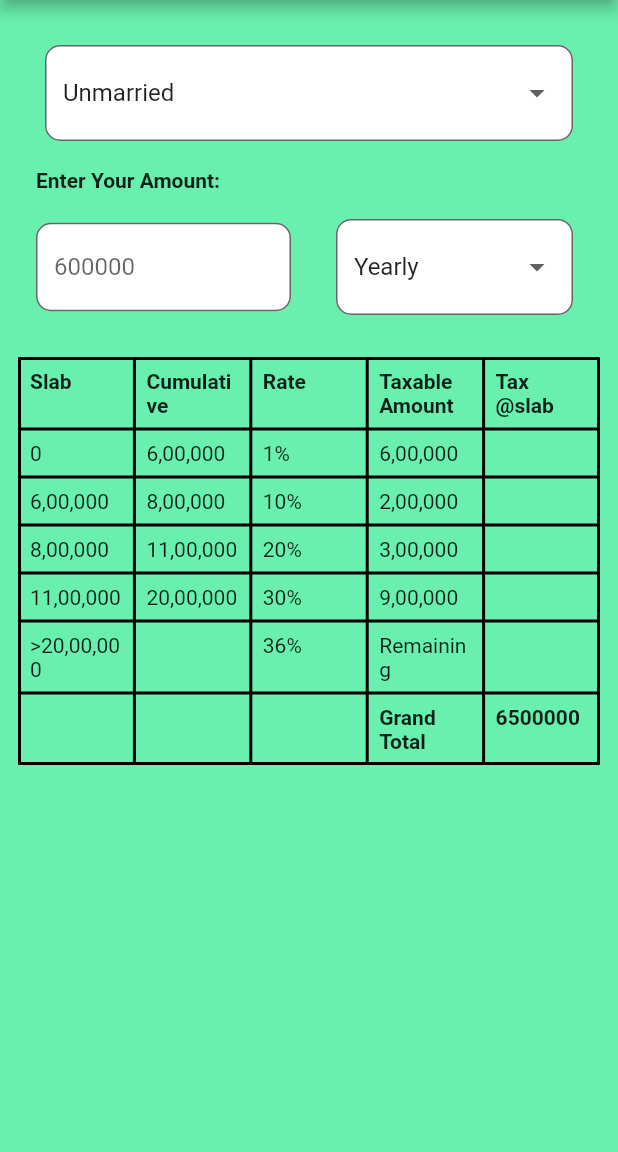
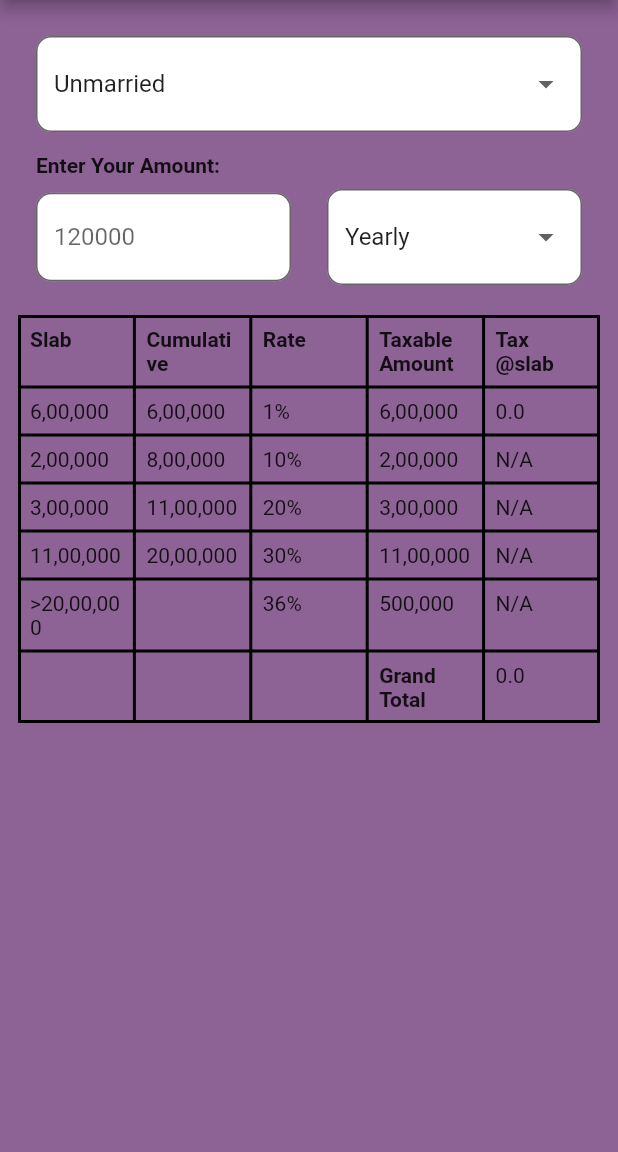
Before and after one commit to SamanKC/IncomeTaxCalculatorNepal, a Flutter app: the screen it shows after launch, on a phone screen of 412 x 824 dp, the part 84-1236 px from its top. Run offline on Flutter 3.47's test engine with Material 2 defaults, Android fonts, the light colour scheme and no system bars.

Commit message:
Home page completed

```diff
--- a/lib/main.dart
+++ b/lib/main.dart
@@ -6,10 +6,11 @@ import 'package:incometaxcalculatornepal/utils/config.dart';
 
 void main() {
   runApp(MaterialApp(
+    debugShowCheckedModeBanner: false,
     theme: ThemeData(
         primarySwatch: Colors.indigo,
-        scaffoldBackgroundColor: Colors.greenAccent),
-    home: SplashScreen(),
+        scaffoldBackgroundColor: const Color.fromARGB(255, 141, 98, 149)),
+    home: const SplashScreen(),
   ));
 }
 
--- a/lib/screens/home_screen.dart
+++ b/lib/screens/home_screen.dart
@@ -1,5 +1,7 @@
 import 'package:flutter/material.dart';
+import 'package:incometaxcalculatornepal/controller/function.dart';
 import 'package:incometaxcalculatornepal/utils/config.dart';
+// import 'package:pie_chart/pie_chart.dart';
 
 class HomePage extends StatefulWidget {
   const HomePage({super.key});
@@ -9,11 +11,21 @@ class HomePage extends StatefulWidget {
 }
 
 class _HomePageState extends State<HomePage> {
+  TextEditingController amountController = TextEditingController();
+  double amount = 0;
+  List taxSlab = [];
   String dropDownValue = "Unmarried";
   var options = ["Unmarried", "Married"];
 
   String defaultDate = "Yearly";
   var date = ["Yearly", "Monthly"];
+
+  Map<String, double> dataMap = {
+    "Flutter": 5,
+    "React": 3,
+    "Xamarin": 2,
+    "Ionic": 2,
+  };
 
   bool name = false;
 
@@ -24,15 +36,13 @@ class _HomePageState extends State<HomePage> {
       builder: (ctx) => AlertDialog(
         scrollable: true,
         title: Text(title),
-        content: Container(
-          child: Column(
+        content: Column(
           crossAxisAlignment: CrossAxisAlignment.start,
           children: [
             Text(
               body,
             ),
           ],
-          ),
         ),
         actions: [
           TextButton(
@@ -64,7 +74,7 @@ class _HomePageState extends State<HomePage> {
                 _showDialog(
                     context, "About App", "This App is Developed By Students");
               },
-              icon: Icon(Icons.info))
+              icon: const Icon(Icons.info))
         ],
       ),
       body: Padding(
@@ -74,7 +84,7 @@ class _HomePageState extends State<HomePage> {
             children: [
               //Dropdown menu for unmarried and married
               Padding(
-                padding: const EdgeInsets.all(18.0),
+                padding: const EdgeInsets.all(12.0),
                 child: DropdownButtonFormField(
                   decoration: InputDecoration(
                       border: OutlineInputBorder(
@@ -102,7 +112,9 @@ class _HomePageState extends State<HomePage> {
                   },
                 ),
               ),
-
+              const SizedBox(
+                height: 2,
+              ),
               //Amount Text
               Container(
                   alignment: Alignment.bottomLeft,
@@ -117,21 +129,40 @@ class _HomePageState extends State<HomePage> {
                 children: [
                   Expanded(
                     child: Padding(
-                      padding: const EdgeInsets.all(12.0),
-                      child: TextField(
+                      padding:
+                          const EdgeInsets.only(top: 8.0, right: 12, left: 12),
+                      child: TextFormField(
+                          controller: amountController,
                           decoration: InputDecoration(
-                            hintText: "600000",
+                              hintText: "120000",
                               border: OutlineInputBorder(
                                 borderRadius: BorderRadius.circular(10),
                               ),
                               filled: true,
                               fillColor: Colors.white),
-                      ),
+                          keyboardType: TextInputType.number,
+                          onChanged: (val) {
+                            setState(() {
+                              // if value contain non numeric value then clear it and make it 0
+                              if (double.tryParse(val) == null) {
+                                amountController.clear();
+                                amount = 0;
+                                return;
+                              }
+
+                              if (val.isEmpty) {
+                                amount = 0;
+                              } else {
+                                amount = double.parse(val);
+                              }
+                            });
+                          }),
                     ),
                   ),
                   Expanded(
                     child: Padding(
-                      padding: const EdgeInsets.all(18.0),
+                      padding:
+                          const EdgeInsets.only(top: 8.0, right: 12, left: 12),
                       child: DropdownButtonFormField(
                         decoration: InputDecoration(
                             border: OutlineInputBorder(
@@ -148,6 +179,10 @@ class _HomePageState extends State<HomePage> {
                         }).toList(),
                         onChanged: (String? newValue) {
                           defaultDate = newValue!;
+                          if (defaultDate == "Monthly") {
+                            amount = amount * 12;
+                          }
+                          setState(() {});
                         },
                       ),
                     ),
@@ -156,9 +191,57 @@ class _HomePageState extends State<HomePage> {
               ),
 
               const SizedBox(
+                height: 20,
+              ),
+
+              //Table
+              name ? unmarriedTable(amount) : marriedTable(amount),
+
+              //Effective Tax Rate
+              const SizedBox(
                 height: 10,
               ),
-              name ? unmarriedTable() : marriedTable(),
+              amount != 0
+                  ? Text(
+                      "Effective tax rate: ${((taxCalculateIndividual(amount).reduce((a, b) => a + b)) * 100 / amount).toStringAsFixed(2)}%",
+                      style: const TextStyle(
+                          fontWeight: FontWeight.bold, fontSize: 20),
+                    )
+                  : const Text(""),
+
+              //Amount In Hand
+              amount != 0
+                  ? Text(
+                      "Amount In Hand: ${amount - ((taxCalculateIndividual(amount).reduce((a, b) => a + b)))}",
+                      style: const TextStyle(
+                          fontWeight: FontWeight.bold, fontSize: 20),
+                    )
+                  : const Text(""),
+
+              // PieChart(
+              //   chartRadius: 300,
+              //   dataMap: dataMap,
+              //   animationDuration: const Duration(milliseconds: 1000),
+              //   chartLegendSpacing: 32,
+              //   initialAngleInDegree: 0,
+              //   chartType: ChartType.disc,
+              //   ringStrokeWidth: 32,
+              //   legendOptions: const LegendOptions(
+              //     showLegendsInRow: false,
+              //     legendPosition: LegendPosition.right,
+              //     showLegends: true,
+              //     legendTextStyle: TextStyle(
+              //       fontWeight: FontWeight.bold,
+              //     ),
+              //   ),
+              //   chartValuesOptions: const ChartValuesOptions(
+              //     showChartValueBackground: true,
+              //     showChartValues: true,
+              //     showChartValuesInPercentage: false,
+              //     showChartValuesOutside: false,
+              //     decimalPlaces: 1,
+              //   ),
+              // )
             ],
           ),
         ),
@@ -167,15 +250,15 @@ class _HomePageState extends State<HomePage> {
   }
 }
 
-Widget unmarriedTable() {
+Widget unmarriedTable(amount) {
   return //For Individual
       Table(
     border: TableBorder.all(
       width: 2,
     ),
-    children: const [
+    children: [
       //1st Row title
-      TableRow(
+      const TableRow(
         children: [
           Padding(
             padding: EdgeInsets.all(8.0),
@@ -218,51 +301,58 @@ Widget unmarriedTable() {
       //2nd Row 0-5lakhs
       TableRow(
         children: [
-          Padding(
-            padding: EdgeInsets.all(8.0),
-            child: Text("0"),
-          ),
-          Padding(
+          const Padding(
             padding: EdgeInsets.all(8.0),
             child: Text("5,00,000"),
           ),
-          Padding(
+          const Padding(
+            padding: EdgeInsets.all(8.0),
+            child: Text("5,00,000"),
+          ),
+          const Padding(
             padding: EdgeInsets.all(8.0),
             child: Text("1%"),
           ),
           Padding(
-            padding: EdgeInsets.all(8.0),
-            child: Text("5,00,000"),
+            padding: const EdgeInsets.all(8.0),
+            child: amount > 500000
+                ? const Text("500,000")
+                : Text(amount.toString()),
           ),
           Padding(
-            padding: EdgeInsets.all(8.0),
-            child: Text(""),
-          ),
+              padding: const EdgeInsets.all(8.0),
+              child: Text(taxCalculateIndividual(amount).isNotEmpty
+                  ? taxCalculateIndividual(amount)[0].toStringAsFixed(2)
+                  : "N/A")),
         ],
       ),
 
       //3rd row 5-7lakhs
       TableRow(
         children: [
-          Padding(
+          const Padding(
             padding: EdgeInsets.all(8.0),
-            child: Text("5,00,000"),
+            child: Text("2,00,000"),
           ),
-          Padding(
+          const Padding(
             padding: EdgeInsets.all(8.0),
             child: Text("7,00,000"),
           ),
-          Padding(
+          const Padding(
             padding: EdgeInsets.all(8.0),
             child: Text("10%"),
           ),
           Padding(
-            padding: EdgeInsets.all(8.0),
-            child: Text("2,00,000"),
+            padding: const EdgeInsets.all(8.0),
+            child: amount > 700000
+                ? const Text("200,000")
+                : Text((amount - 500000).toString()),
           ),
           Padding(
-            padding: EdgeInsets.all(8.0),
-            child: Text(""),
+            padding: const EdgeInsets.all(8.0),
+            child: Text(taxCalculateIndividual(amount).length > 1
+                ? taxCalculateIndividual(amount)[1].toString()
+                : "N/A"),
           ),
         ],
       ),
@@ -270,50 +360,58 @@ Widget unmarriedTable() {
       //4th row 7-10lakhs
       TableRow(
         children: [
-          Padding(
+          const Padding(
             padding: EdgeInsets.all(8.0),
-            child: Text("7,00,000"),
+            child: Text("3,00,000"),
           ),
-          Padding(
+          const Padding(
             padding: EdgeInsets.all(8.0),
             child: Text("10,00,000"),
           ),
-          Padding(
+          const Padding(
             padding: EdgeInsets.all(8.0),
             child: Text("20%"),
           ),
           Padding(
-            padding: EdgeInsets.all(8.0),
-            child: Text("3,00,000"),
+            padding: const EdgeInsets.all(8.0),
+            child: amount > 1000000
+                ? const Text("300,000")
+                : Text((amount - 700000).toString()),
           ),
           Padding(
-            padding: EdgeInsets.all(8.0),
-            child: Text(""),
+            padding: const EdgeInsets.all(8.0),
+            child: Text(taxCalculateIndividual(amount).length > 2
+                ? taxCalculateIndividual(amount)[2].toString()
+                : "N/A"),
           ),
         ],
       ),
       //5th row 10-20 lakhs
       TableRow(
         children: [
-          Padding(
+          const Padding(
             padding: EdgeInsets.all(8.0),
             child: Text("10,00,000"),
           ),
-          Padding(
+          const Padding(
             padding: EdgeInsets.all(8.0),
             child: Text("20,00,000"),
           ),
-          Padding(
+          const Padding(
             padding: EdgeInsets.all(8.0),
             child: Text("30%"),
           ),
           Padding(
-            padding: EdgeInsets.all(8.0),
-            child: Text("10,00,000"),
+            padding: const EdgeInsets.all(8.0),
+            child: amount > 2000000
+                ? const Text("1,000,000")
+                : Text((amount - 1000000).toString()),
           ),
           Padding(
-            padding: EdgeInsets.all(8.0),
-            child: Text(""),
+            padding: const EdgeInsets.all(8.0),
+            child: Text(taxCalculateIndividual(amount).length > 3
+                ? taxCalculateIndividual(amount)[3].toString()
+                : "N/A"),
           ),
         ],
       ),
@@ -321,25 +419,29 @@ Widget unmarriedTable() {
       //6th row more than 20lakhs
       TableRow(
         children: [
-          Padding(
+          const Padding(
             padding: EdgeInsets.all(8.0),
             child: Text(">20,00,000"),
           ),
-          Padding(
+          const Padding(
             padding: EdgeInsets.all(8.0),
             child: Text(""),
           ),
-          Padding(
+          const Padding(
             padding: EdgeInsets.all(8.0),
             child: Text("36%"),
           ),
           Padding(
-            padding: EdgeInsets.all(8.0),
-            child: Text("Remaining"),
+            padding: const EdgeInsets.all(8.0),
+            child: amount > 2000000
+                ? Text((amount - 2000000).toString())
+                : const Text(""),
           ),
           Padding(
-            padding: EdgeInsets.all(8.0),
-            child: Text(""),
+            padding: const EdgeInsets.all(8.0),
+            child: Text(taxCalculateIndividual(amount).length > 4
+                ? taxCalculateIndividual(amount)[4].toString()
+                : "N/A"),
           ),
         ],
       ),
@@ -348,19 +450,19 @@ Widget unmarriedTable() {
 
       TableRow(
         children: [
-          Padding(
+          const Padding(
             padding: EdgeInsets.all(8.0),
             child: Text(""),
           ),
-          Padding(
+          const Padding(
             padding: EdgeInsets.all(8.0),
             child: Text(""),
           ),
-          Padding(
+          const Padding(
             padding: EdgeInsets.all(8.0),
             child: Text(""),
           ),
-          Padding(
+          const Padding(
             padding: EdgeInsets.all(8.0),
             child: Text(
               "Grand Total",
@@ -368,11 +470,9 @@ Widget unmarriedTable() {
             ),
           ),
           Padding(
-            padding: EdgeInsets.all(8.0),
-            child: Text(
-              "6500000",
-              style: TextStyle(fontWeight: FontWeight.bold),
-            ),
+            padding: const EdgeInsets.all(8.0),
+            child: Text((taxCalculateIndividual(amount).reduce((a, b) => a + b))
+                .toString()),
           ),
         ],
       ),
@@ -380,14 +480,14 @@ Widget unmarriedTable() {
   );
 }
 
-Widget marriedTable() {
+Widget marriedTable(amount) {
   return Table(
     border: TableBorder.all(
       width: 2,
     ),
-    children: const [
+    children: [
       //1st Row for title
-      TableRow(
+      const TableRow(
         children: [
           Padding(
             padding: EdgeInsets.all(8.0),
@@ -430,25 +530,27 @@ Widget marriedTable() {
       //2nd Row 0-6lakhs
       TableRow(
         children: [
-          Padding(
+          const Padding(
             padding: EdgeInsets.all(8.0),
-            child: Text("0"),
+            child: Text("6,00,000"),
           ),
-          Padding(
+          const Padding(
+            padding: EdgeInsets.all(8.0),
+            child: Text("6,00,000"),
+          ),
+          const Padding(
+            padding: EdgeInsets.all(8.0),
+            child: Text("1%"),
+          ),
+          const Padding(
             padding: EdgeInsets.all(8.0),
             child: Text("6,00,000"),
           ),
           Padding(
-            padding: EdgeInsets.all(8.0),
-            child: Text("1%"),
-          ),
-          Padding(
-            padding: EdgeInsets.all(8.0),
-            child: Text("6,00,000"),
-          ),
-          Padding(
-            padding: EdgeInsets.all(8.0),
-            child: Text(""),
+            padding: const EdgeInsets.all(8.0),
+            child: Text(taxCalculateIndividual(amount).isNotEmpty
+                ? taxCalculateIndividual(amount)[0].toString()
+                : "N/A"),
           ),
         ],
       ),
@@ -456,25 +558,27 @@ Widget marriedTable() {
       //3rd row 6-8lakhs
       TableRow(
         children: [
-          Padding(
+          const Padding(
             padding: EdgeInsets.all(8.0),
-            child: Text("6,00,000"),
+            child: Text("2,00,000"),
           ),
-          Padding(
+          const Padding(
             padding: EdgeInsets.all(8.0),
             child: Text("8,00,000"),
           ),
-          Padding(
+          const Padding(
             padding: EdgeInsets.all(8.0),
             child: Text("10%"),
           ),
-          Padding(
+          const Padding(
             padding: EdgeInsets.all(8.0),
             child: Text("2,00,000"),
           ),
           Padding(
-            padding: EdgeInsets.all(8.0),
-            child: Text(""),
+            padding: const EdgeInsets.all(8.0),
+            child: Text(taxCalculateIndividual(amount).length > 1
+                ? taxCalculateIndividual(amount)[1].toString()
+                : "N/A"),
           ),
         ],
       ),
@@ -482,50 +586,54 @@ Widget marriedTable() {
       //4th row 8-11 lakhs
       TableRow(
         children: [
-          Padding(
+          const Padding(
             padding: EdgeInsets.all(8.0),
-            child: Text("8,00,000"),
+            child: Text("3,00,000"),
           ),
-          Padding(
+          const Padding(
             padding: EdgeInsets.all(8.0),
             child: Text("11,00,000"),
           ),
-          Padding(
+          const Padding(
             padding: EdgeInsets.all(8.0),
             child: Text("20%"),
           ),
-          Padding(
+          const Padding(
             padding: EdgeInsets.all(8.0),
             child: Text("3,00,000"),
           ),
           Padding(
-            padding: EdgeInsets.all(8.0),
-            child: Text(""),
+            padding: const EdgeInsets.all(8.0),
+            child: Text(taxCalculateIndividual(amount).length > 2
+                ? taxCalculateIndividual(amount)[2].toString()
+                : "N/A"),
           ),
         ],
       ),
       //5th row 11-20 lakhs
       TableRow(
         children: [
-          Padding(
+          const Padding(
+            padding: EdgeInsets.all(8.0),
+            child: Text("11,00,000"),
+          ),
+          const Padding(
+            padding: EdgeInsets.all(8.0),
+            child: Text("20,00,000"),
+          ),
+          const Padding(
+            padding: EdgeInsets.all(8.0),
+            child: Text("30%"),
+          ),
+          const Padding(
             padding: EdgeInsets.all(8.0),
             child: Text("11,00,000"),
           ),
           Padding(
-            padding: EdgeInsets.all(8.0),
-            child: Text("20,00,000"),
-          ),
-          Padding(
-            padding: EdgeInsets.all(8.0),
-            child: Text("30%"),
-          ),
-          Padding(
-            padding: EdgeInsets.all(8.0),
-            child: Text("9,00,000"),
-          ),
-          Padding(
-            padding: EdgeInsets.all(8.0),
-            child: Text(""),
+            padding: const EdgeInsets.all(8.0),
+            child: Text(taxCalculateIndividual(amount).length > 3
+                ? taxCalculateIndividual(amount)[3].toString()
+                : "N/A"),
           ),
         ],
       ),
@@ -533,25 +641,27 @@ Widget marriedTable() {
       //6th row more than 20lakhs
       TableRow(
         children: [
-          Padding(
+          const Padding(
             padding: EdgeInsets.all(8.0),
             child: Text(">20,00,000"),
           ),
-          Padding(
+          const Padding(
             padding: EdgeInsets.all(8.0),
             child: Text(""),
           ),
-          Padding(
+          const Padding(
             padding: EdgeInsets.all(8.0),
             child: Text("36%"),
           ),
-          Padding(
+          const Padding(
             padding: EdgeInsets.all(8.0),
-            child: Text("Remaining"),
+            child: Text("500,000"),
           ),
           Padding(
-            padding: EdgeInsets.all(8.0),
-            child: Text(""),
+            padding: const EdgeInsets.all(8.0),
+            child: Text(taxCalculateIndividual(amount).length > 4
+                ? taxCalculateIndividual(amount)[4].toString()
+                : "N/A"),
           ),
         ],
       ),
@@ -560,19 +670,19 @@ Widget marriedTable() {
 
       TableRow(
         children: [
-          Padding(
+          const Padding(
             padding: EdgeInsets.all(8.0),
             child: Text(""),
           ),
-          Padding(
+          const Padding(
             padding: EdgeInsets.all(8.0),
             child: Text(""),
           ),
-          Padding(
+          const Padding(
             padding: EdgeInsets.all(8.0),
             child: Text(""),
           ),
-          Padding(
+          const Padding(
             padding: EdgeInsets.all(8.0),
             child: Text(
               "Grand Total",
@@ -580,11 +690,9 @@ Widget marriedTable() {
             ),
           ),
           Padding(
-            padding: EdgeInsets.all(8.0),
-            child: Text(
-              "6500000",
-              style: TextStyle(fontWeight: FontWeight.bold),
-            ),
+            padding: const EdgeInsets.all(8.0),
+            child: Text((taxCalculateIndividual(amount).reduce((a, b) => a + b))
+                .toString()),
           ),
         ],
       ),
--- a/pubspec.yaml
+++ b/pubspec.yaml
@@ -30,7 +30,7 @@ environment:
 dependencies:
   flutter:
     sdk: flutter
-
+  pie_chart: ^5.3.2
 
   # The following adds the Cupertino Icons font to your application.
   # Use with the CupertinoIcons class for iOS style icons.
```
Also changed, not shown: pubspec.lock. Lines whose indentation alone changed are shown as unchanged.
